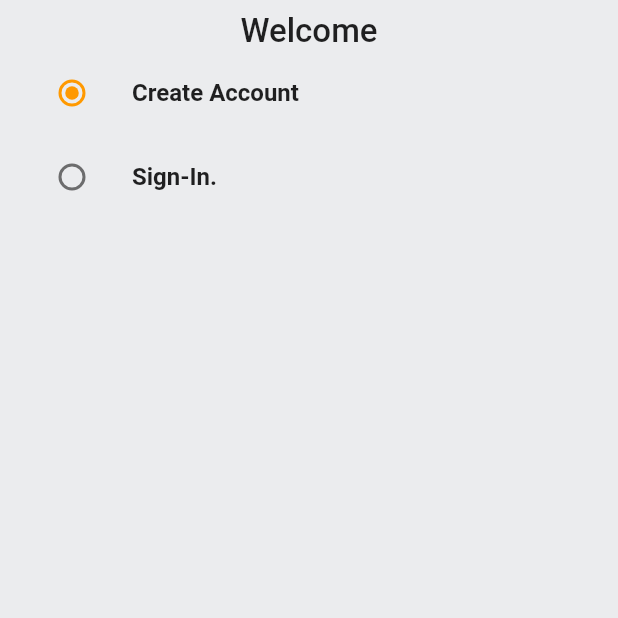
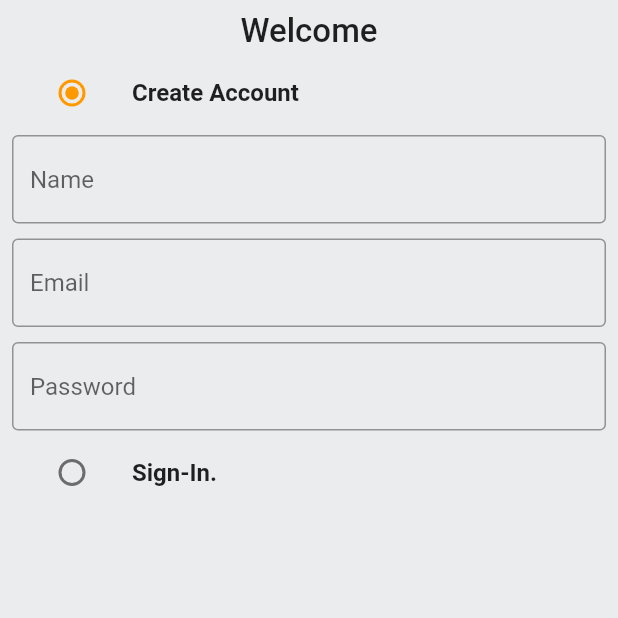
Before and after one commit to ortotrauma/amazon_clone, a Flutter app: the screen it shows after launch, on a phone screen of 412 x 824 dp, the top half of it. Run offline on Flutter 3.47's test engine with Material 2 defaults, Android fonts, the phone set to English and light mode, and no system bars.

Commit message:
second one

```diff
--- a/lib/common/widgets/custom_textfield.dart
+++ b/lib/common/widgets/custom_textfield.dart
@@ -1,10 +1,29 @@
 import 'package:flutter/material.dart';
 
 class CustomTextField extends StatelessWidget {
-  const CustomTextField({Key? key}) : super(key: key);
+  final TextEditingController controller;
+  final String hintText;
+  const CustomTextField({
+    Key? key,
+    required this.controller,
+    required this.hintText,
+  }) : super(key: key);
 
   @override
   Widget build(BuildContext context) {
-    return TextFormField();
+    return TextFormField(
+      controller: controller,
+      decoration: InputDecoration(
+          hintText: hintText,
+          border: const OutlineInputBorder(
+              borderSide: BorderSide(
+            color: Colors.black38,
+          )),
+          enabledBorder: const OutlineInputBorder(
+              borderSide: BorderSide(
+            color: Colors.black38,
+          ))),
+      validator: (val) {},
+    );
   }
 }
--- a/lib/features/auth/screens/auth_screen.dart
+++ b/lib/features/auth/screens/auth_screen.dart
@@ -1,5 +1,6 @@
 import 'package:amazon_clone/constants/global_variables.dart';
 import 'package:flutter/material.dart';
+import 'package:amazon_clone/common/widgets/custom_textfield.dart';
 
 enum Auth {
   signin,
@@ -18,6 +19,18 @@ class _AuthScreenState extends State<AuthScreen> {
   Auth _auth = Auth.signup;
   final _signUpFormKey = GlobalKey<FormState>();
   final _signInFormKey = GlobalKey<FormState>();
+
+  final TextEditingController _emailController = TextEditingController();
+  final TextEditingController _passwordController = TextEditingController();
+  final TextEditingController _nameController = TextEditingController();
+
+  @override
+  void dispose() {
+    super.dispose();
+    _emailController.dispose();
+    _passwordController.dispose();
+    _nameController.dispose();
+  }
 
   @override
   Widget build(BuildContext context) {
@@ -52,7 +65,27 @@ class _AuthScreenState extends State<AuthScreen> {
                           });
                         })),
                 if (_auth == Auth.signup)
-                  Form(key: _signUpFormKey, child: Column()),
+                  Form(
+                    key: _signUpFormKey,
+                    child: Column(
+                      children: [
+                        CustomTextField(
+                          controller: _nameController,
+                          hintText: 'Name',
+                        ),
+                        const SizedBox(height: 10),
+                        CustomTextField(
+                          controller: _emailController,
+                          hintText: 'Email',
+                        ),
+                        const SizedBox(height: 10),
+                        CustomTextField(
+                          controller: _passwordController,
+                          hintText: 'Password',
+                        ),
+                      ],
+                    ),
+                  ),
                 ListTile(
                     title: const Text(
                       'Sign-In.',
```
